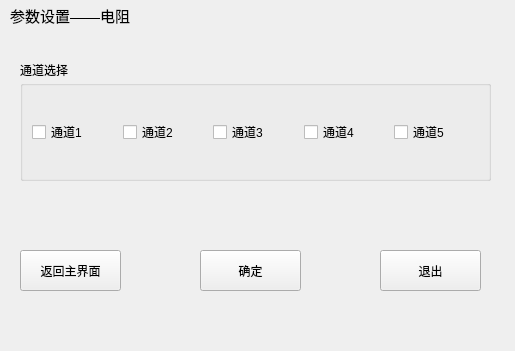
The window that ui_param/paramwin_mea_resis.ui (Dirck-YHP/Proj_sensor_detect) describes before a commit, drawn with Qt 5.
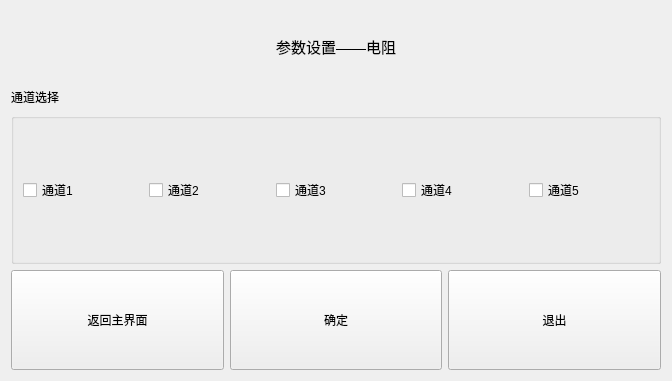
The same window after the commit.

```diff
--- a/ui_param/paramwin_mea_resis.ui
+++ b/ui_param/paramwin_mea_resis.ui
@@ -6,21 +6,27 @@
    <rect>
     <x>0</x>
     <y>0</y>
-    <width>515</width>
-    <height>351</height>
+    <width>672</width>
+    <height>381</height>
    </rect>
   </property>
   <property name="windowTitle">
    <string>参数设置_电阻</string>
   </property>
+  <layout class="QGridLayout" name="gridLayout_2">
+   <item row="0" column="0">
   <widget class="QLabel" name="label">
-   <property name="geometry">
-    <rect>
-     <x>10</x>
-     <y>0</y>
-     <width>381</width>
-     <height>31</height>
-    </rect>
+     <property name="minimumSize">
+      <size>
+       <width>0</width>
+       <height>60</height>
+      </size>
+     </property>
+     <property name="maximumSize">
+      <size>
+       <width>2000</width>
+       <height>50</height>
+      </size>
    </property>
    <property name="font">
     <font>
@@ -30,20 +36,19 @@
    <property name="text">
     <string>参数设置——电阻</string>
    </property>
-  </widget>
-  <widget class="QLabel" name="label_7">
-   <property name="geometry">
-    <rect>
-     <x>20</x>
-     <y>60</y>
-     <width>200</width>
-     <height>20</height>
-    </rect>
-   </property>
+     <property name="alignment">
+      <set>Qt::AlignCenter</set>
+     </property>
+    </widget>
+   </item>
+   <item row="1" column="0">
+    <layout class="QVBoxLayout" name="verticalLayout">
+     <item>
+      <widget class="QLabel" name="label_channel">
    <property name="minimumSize">
     <size>
      <width>100</width>
-     <height>20</height>
+         <height>30</height>
     </size>
    </property>
    <property name="maximumSize">
@@ -56,30 +61,17 @@
     <string>通道选择</string>
    </property>
   </widget>
+     </item>
+     <item>
   <widget class="QGroupBox" name="gridGroupBox">
-   <property name="geometry">
-    <rect>
-     <x>20</x>
-     <y>80</y>
-     <width>471</width>
-     <height>101</height>
-    </rect>
-   </property>
    <layout class="QGridLayout" name="gridLayout">
     <property name="horizontalSpacing">
      <number>6</number>
     </property>
-    <item row="0" column="0">
-     <widget class="QCheckBox" name="checkBox_ch_1">
+        <item row="0" column="4">
+         <widget class="QCheckBox" name="checkBox_ch_5">
       <property name="text">
-       <string>通道1</string>
-      </property>
-     </widget>
-    </item>
-    <item row="0" column="3">
-     <widget class="QCheckBox" name="checkBox_ch_4">
-      <property name="text">
-       <string>通道4</string>
+           <string>通道5</string>
       </property>
      </widget>
     </item>
@@ -97,54 +89,69 @@
       </property>
      </widget>
     </item>
-    <item row="0" column="4">
-     <widget class="QCheckBox" name="checkBox_ch_5">
+        <item row="0" column="3">
+         <widget class="QCheckBox" name="checkBox_ch_4">
       <property name="text">
-       <string>通道5</string>
+           <string>通道4</string>
       </property>
      </widget>
     </item>
-   </layout>
-  </widget>
+        <item row="0" column="0">
+         <widget class="QCheckBox" name="checkBox_ch_1">
+          <property name="text">
+           <string>通道1</string>
+          </property>
+         </widget>
+        </item>
+       </layout>
+      </widget>
+     </item>
+    </layout>
+   </item>
+   <item row="2" column="0">
+    <layout class="QHBoxLayout" name="horizontalLayout">
+     <item>
+      <widget class="QPushButton" name="btn_back_mainW">
+       <property name="minimumSize">
+        <size>
+         <width>200</width>
+         <height>100</height>
+        </size>
+       </property>
+       <property name="text">
+        <string>返回主界面</string>
+       </property>
+      </widget>
+     </item>
+     <item>
   <widget class="QPushButton" name="btn_ok">
-   <property name="geometry">
-    <rect>
-     <x>200</x>
-     <y>250</y>
-     <width>101</width>
-     <height>41</height>
-    </rect>
+       <property name="minimumSize">
+        <size>
+         <width>200</width>
+         <height>100</height>
+        </size>
    </property>
    <property name="text">
     <string>确定</string>
    </property>
   </widget>
+     </item>
+     <item>
   <widget class="QPushButton" name="btn_exit">
-   <property name="geometry">
-    <rect>
-     <x>380</x>
-     <y>250</y>
-     <width>101</width>
-     <height>41</height>
-    </rect>
+       <property name="minimumSize">
+        <size>
+         <width>200</width>
+         <height>100</height>
+        </size>
    </property>
    <property name="text">
     <string>退出</string>
    </property>
   </widget>
-  <widget class="QPushButton" name="btn_back_mainW">
-   <property name="geometry">
-    <rect>
-     <x>20</x>
-     <y>250</y>
-     <width>101</width>
-     <height>41</height>
-    </rect>
-   </property>
-   <property name="text">
-    <string>返回主界面</string>
-   </property>
-  </widget>
+     </item>
+    </layout>
+   </item>
+  </layout>
  </widget>
  <resources/>
  <connections/>
```
Lines whose indentation alone changed are shown as unchanged.
